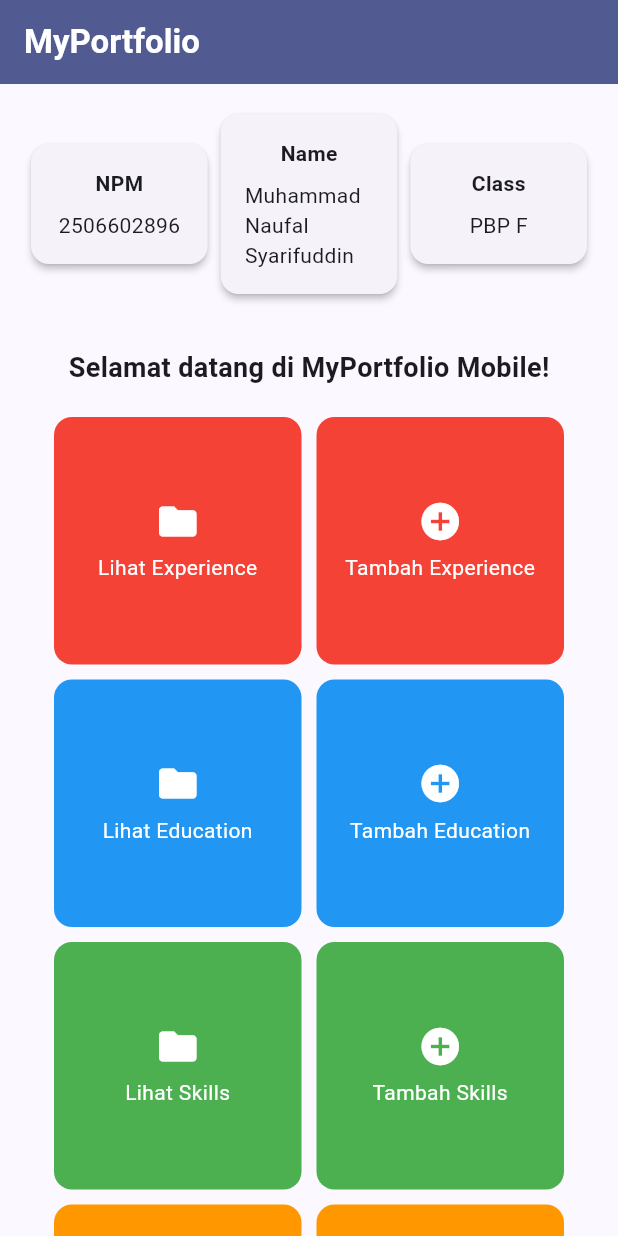
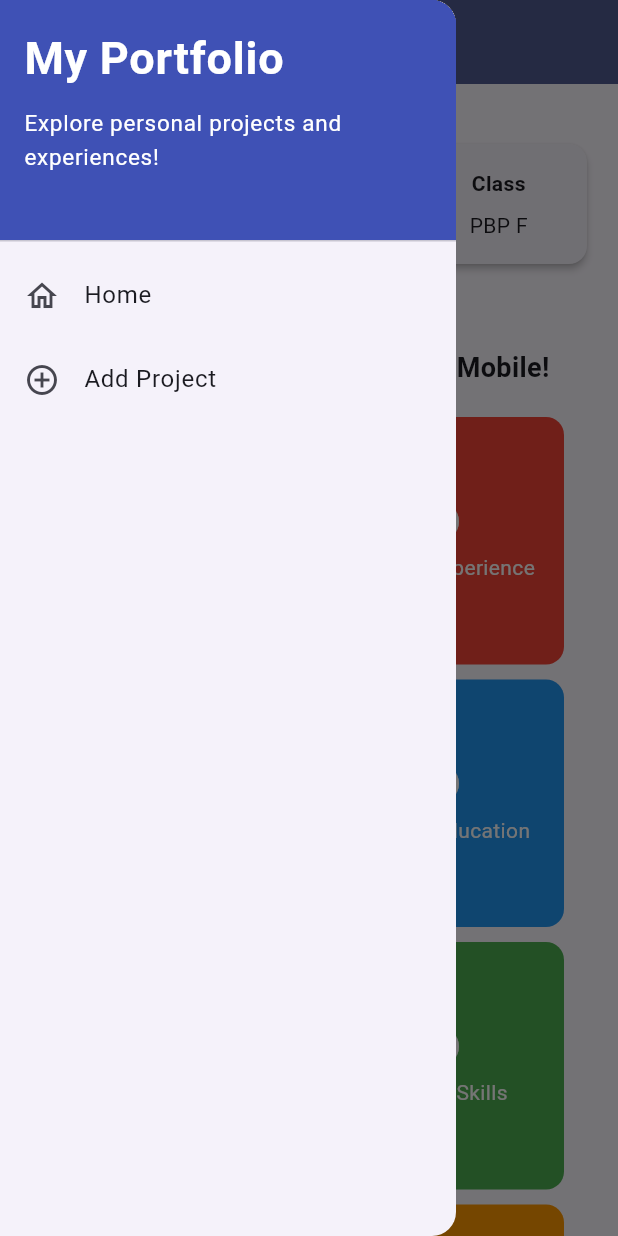
Before and after one commit to Roatsky/myportofolio_mobile, a Flutter app: the screen it shows after launch, with the side drawer open (before the commit the screen has no drawer), on a phone screen of 412 x 824 dp. Run offline on Flutter 3.47's test engine with Material 3 defaults, Android fonts, the phone set to English and light mode, and no system bars; our stand-ins replace material_ui.

Commit message:
Tutorial 09

```diff
--- a/lib/main.dart
+++ b/lib/main.dart
@@ -1,5 +1,5 @@
 import 'package:material_ui/material_ui.dart';
-import 'package:myportofolio_mobile/menu.dart';
+import 'package:myportofolio_mobile/screens/menu.dart';
 
 void main() {
   runApp(const MyApp());
--- a/lib/menu.dart
+++ b/lib/screens/menu.dart
@@ -1,4 +1,6 @@
 import 'package:material_ui/material_ui.dart';
+import 'package:myportofolio_mobile/widgets/left_drawer.dart';
+import 'package:myportofolio_mobile/widgets/project_card.dart';
 
 class MyHomePage extends StatelessWidget {
   MyHomePage({super.key});
@@ -23,7 +25,6 @@ class MyHomePage extends StatelessWidget {
   Widget build(BuildContext context) {
     // Scaffold menyediakan struktur visual dasar halaman (AppBar, Body, SnackBar).
     return Scaffold(
-      // AppBar menampilkan bar bagian atas halaman aplikasi.
       appBar: AppBar(
           title: const Text(
             'MyPortfolio',
@@ -33,7 +34,9 @@ class MyHomePage extends StatelessWidget {
             ),
           ),
           backgroundColor: Theme.of(context).colorScheme.primary,
+          iconTheme: const IconThemeData(color: Colors.white)
       ),
+      drawer: const LeftDrawer(),
       // Body halaman utama dengan padding di sekelilingnya.
       body: SingleChildScrollView(
         child: Padding(
@@ -129,49 +132,3 @@ class ItemHomepage {
 
   ItemHomepage(this.name, this.icon, this.color);
 }
-class ItemCard extends StatelessWidget {
-  final ItemHomepage item;
-
-  const ItemCard(this.item, {super.key});
-
-  @override
-  Widget build(BuildContext context) {
-    return Material(
-      // Menggunakan warna sekunder dari skema tema aplikasi.
-      color: item.color,
-      borderRadius: BorderRadius.circular(12),
-      child: InkWell(
-        // Aksi ketika kartu ditekan oleh pengguna.
-        onTap: () {
-          // Menampilkan SnackBar dengan pesan interaktif.
-          ScaffoldMessenger.of(context)
-            ..hideCurrentSnackBar()
-            ..showSnackBar(
-              SnackBar(content: Text("Kamu telah menekan tombol ${item.name}!"))
-            );
-        },
-        child: Container(
-          padding: const EdgeInsets.all(8),
-          child: Center(
-            child: Column(
-              mainAxisAlignment: MainAxisAlignment.center,
-              children: [
-                Icon(
-                  item.icon,
-                  color: Colors.white,
-                  size: 30.0,
-                ),
-                const Padding(padding: EdgeInsets.all(3)),
-                Text(
-                  item.name,
-                  textAlign: TextAlign.center,
-                  style: const TextStyle(color: Colors.white),
-                ),
-              ],
-            ),
-          ),
-        ),
-      ),
-    );
-  }
-}
--- /dev/null
+++ b/lib/widgets/left_drawer.dart
@@ -0,0 +1,65 @@
+import 'package:material_ui/material_ui.dart';
+import 'package:myportofolio_mobile/screens/menu.dart';
+
+class LeftDrawer extends StatelessWidget {
+  const LeftDrawer({super.key});
+
+  @override
+  Widget build(BuildContext context) {
+    return Drawer(
+      child: ListView(
+        children: [
+          const DrawerHeader(
+            decoration: BoxDecoration(
+              color: Colors.indigo,
+            ),
+            child: Column(
+              crossAxisAlignment: CrossAxisAlignment.start,
+              children: [
+                Text(
+                  'My Portfolio',
+                  style: TextStyle(
+                    fontSize: 30,
+                    fontWeight: FontWeight.bold,
+                    color: Colors.white,
+                  ),
+                ),
+                SizedBox(height: 10),
+                Text(
+                  'Explore personal projects and experiences!',
+                  style: TextStyle(
+                    fontSize: 15,
+                    color: Colors.white,
+                  ),
+                ),
+              ],
+            ),
+          ),
+          ListTile(
+            leading: const Icon(Icons.home_outlined),
+            title: const Text('Home'),
+            // Navigasi ke halaman utama portofolio
+            onTap: () {
+              Navigator.pushReplacement(
+                context,
+                MaterialPageRoute(
+                  builder: (context) => MyHomePage(),
+                ),
+              );
+            },
+          ),
+          ListTile(
+            leading: const Icon(Icons.add_circle_outline),
+            title: const Text('Add Project'),
+            // Navigasi ke halaman tambah proyek
+            onTap: () {
+              /*
+              TODO: Buatlah routing ke halaman ProjectFormPage yang akan dibuat nanti.
+              */
+            },
+          ),
+        ],
+      ),
+    );
+  }
+}
--- /dev/null
+++ b/lib/widgets/project_card.dart
@@ -0,0 +1,62 @@
+import 'package:material_ui/material_ui.dart';
+import 'package:myportofolio_mobile/screens/menu.dart';
+import 'package:myportofolio_mobile/screens/project_form.dart';
+
+class ItemCard extends StatelessWidget {
+  final ItemHomepage item;
+
+  const ItemCard(this.item, {super.key});
+
+  @override
+  Widget build(BuildContext context) {
+    return Material(
+      // Menggunakan warna sekunder dari skema tema aplikasi.
+      color: item.color,
+      borderRadius: BorderRadius.circular(12),
+      child: InkWell(
+        // Area responsif terhadap sentuhan
+        onTap: () {
+          // Memunculkan SnackBar ketika diklik
+          ScaffoldMessenger.of(context)
+            ..hideCurrentSnackBar()
+            ..showSnackBar(
+              SnackBar(
+                content: Text("Kamu telah menekan tombol ${item.name}!"),
+              ),
+            );
+
+          // Navigate ke halaman yang sesuai
+          if (item.name == "Tambah Proyek") {
+            Navigator.push(
+              context,
+              MaterialPageRoute(
+                builder: (context) => const ProjectFormPage(),
+              ),
+            );
+          }
+        },
+        child: Container(
+          padding: const EdgeInsets.all(8),
+          child: Center(
+            child: Column(
+              mainAxisAlignment: MainAxisAlignment.center,
+              children: [
+                Icon(
+                  item.icon,
+                  color: Colors.white,
+                  size: 30.0,
+                ),
+                const Padding(padding: EdgeInsets.all(3)),
+                Text(
+                  item.name,
+                  textAlign: TextAlign.center,
+                  style: const TextStyle(color: Colors.white),
+                ),
+              ],
+            ),
+          ),
+        ),
+      ),
+    );
+  }
+}
```
Also changed, not shown: lib/screens/project_form.dart (added, +215 -0 lines). Lines whose indentation alone changed are shown as unchanged.
